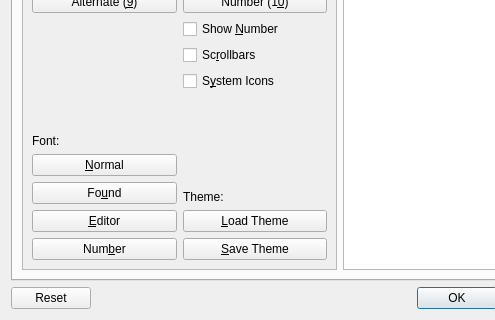
This is src/ui/configurationmanager.ui in hluk/CopyQ as Qt 5 draws it before an edit; both pictures show x 0 to 495 and y 197 to 517 of the 680 by 517 pixel window. The edited form follows.
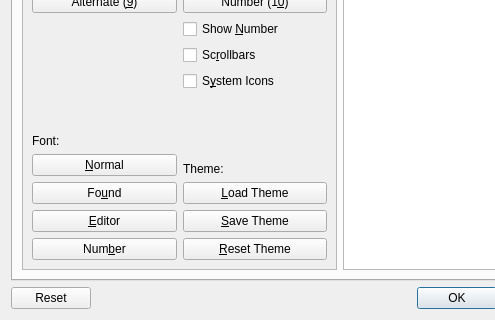
This is the edited form. The open tabs and pages were chosen to show the change. Icons and pictures are not drawn. Custom widgets are drawn as their Qt base class.

Commit message: Added button to reset theme

What changed in the file:
```diff
--- a/src/ui/configurationmanager.ui
+++ b/src/ui/configurationmanager.ui
@@ -1405,6 +1405,13 @@
                  </property>
                 </widget>
                </item>
+               <item>
+                <widget class="QPushButton" name="pushButtonResetTheme">
+                 <property name="text">
+                  <string>&amp;Reset Theme</string>
+                 </property>
+                </widget>
+               </item>
               </layout>
              </item>
             </layout>
```
Left out of the diff: 7 changed lines with no effect on the pictures. The commit also changes 2 other files.
